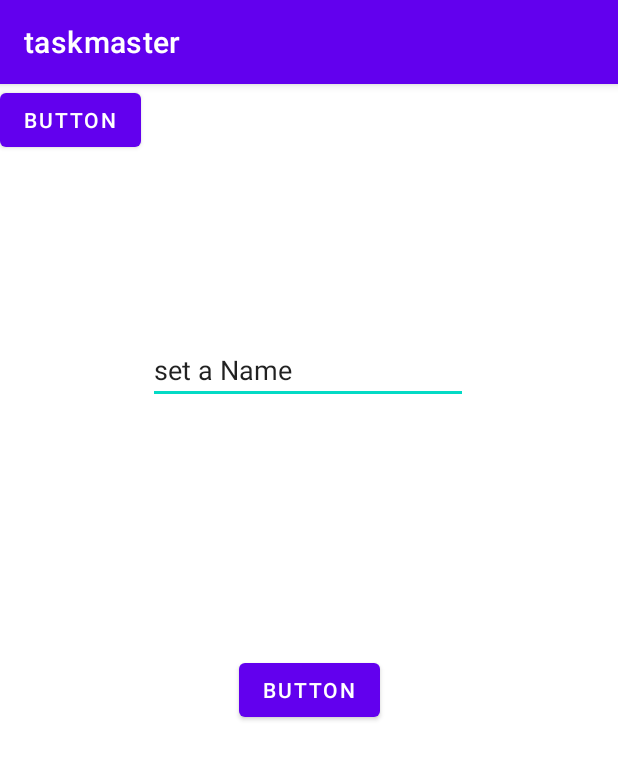
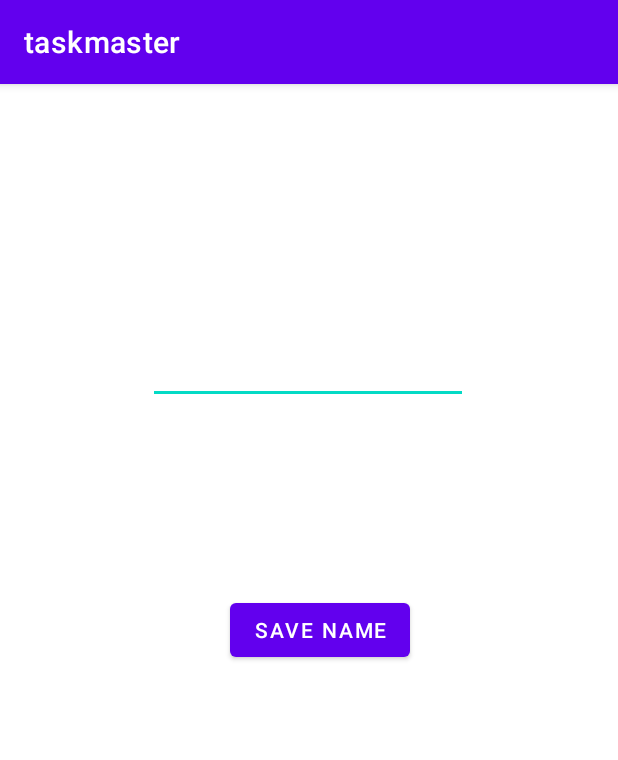
Before and after one commit to abdalrahman-alhmouz/taskmaster, an Android app: the SettingPage screen opened directly, with no data from a screen before it, on a phone screen of 412 x 824 dp. Shown: the top 760 px of the screen. Run offline under Robolectric (Android 15) with nearby library versions, the phone set to English and light mode, and no system bars.

Commit message:
final comit

```diff
--- a/app/src/main/java/com/example/taskmaster/SettingPage.java
+++ b/app/src/main/java/com/example/taskmaster/SettingPage.java
@@ -19,34 +19,19 @@ public class SettingPage extends AppCompatActivity {
     protected void onCreate(Bundle savedInstanceState) {
         super.onCreate(savedInstanceState);
         setContentView(R.layout.activity_setting_page);
+
+
+    }
+    public void displayuser(View view) {
         SharedPreferences sharedPref = PreferenceManager.getDefaultSharedPreferences(this);
         SharedPreferences.Editor preferenceEditor=sharedPref.edit();
+        Intent intent=new Intent(getApplicationContext(),MainActivity.class);
 
-        Button saveButton=findViewById(R.id.button5);
-
-        Context context = getApplicationContext();
-        CharSequence text = "saved";
-        int duration = Toast.LENGTH_SHORT;
-
-        final Toast toast = Toast.makeText(context, text, duration);
-
-        saveButton.setOnClickListener((view)->{
-
-            toast.show();
-            EditText userName=findViewById(R.id.editTextTextPersonName3);
-            String name=userName.getText().toString();
-            preferenceEditor.putString("userName",name) ;
-            preferenceEditor.apply();
-
-
-
-
-            Intent intent=new Intent(SettingPage.this,MainActivity.class);
-            startActivity(intent);
-
-
-        });
-
+        EditText userName = (EditText) findViewById(R.id.editTextTextPersonName3);
+        String name=userName.getText().toString();
+        intent.putExtra("userName", name);
+        preferenceEditor.putString("userName",name) ;
+        preferenceEditor.apply();
+        startActivity(intent);
     }
-
 }
--- a/app/src/main/res/layout/activity_addtask.xml
+++ b/app/src/main/res/layout/activity_addtask.xml
@@ -40,7 +40,6 @@
         app:layout_constraintTop_toTopOf="parent" />
 
     <EditText
-        android:id="@+id/editTextMyTask"
         android:layout_width="wrap_content"
         android:layout_height="wrap_content"
         android:layout_marginTop="8dp"
--- a/app/src/main/res/layout/activity_main.xml
+++ b/app/src/main/res/layout/activity_main.xml
@@ -37,7 +37,7 @@
         android:layout_width="wrap_content"
         android:layout_height="wrap_content"
         android:layout_marginTop="64dp"
-        android:layout_marginEnd="36dp"
+        android:layout_marginEnd="16dp"
         android:text="All Task"
         app:layout_constraintBottom_toBottomOf="parent"
         app:layout_constraintEnd_toEndOf="parent"
--- a/app/src/main/res/layout/activity_setting_page.xml
+++ b/app/src/main/res/layout/activity_setting_page.xml
@@ -13,7 +13,6 @@
         android:layout_marginTop="168dp"
         android:ems="10"
         android:inputType="textPersonName"
-        android:text="set a Name"
         app:layout_constraintEnd_toEndOf="parent"
         app:layout_constraintHorizontal_bias="0.497"
         app:layout_constraintStart_toStartOf="parent"
@@ -23,18 +22,13 @@
         android:id="@+id/button5"
         android:layout_width="wrap_content"
         android:layout_height="wrap_content"
-        android:layout_marginTop="380dp"
-        android:onClick="toast.show()"
-        android:text="Button"
+        android:onClick="displayuser"
+        android:text="Save Name"
+        app:layout_constraintBottom_toBottomOf="parent"
         app:layout_constraintEnd_toEndOf="parent"
+        app:layout_constraintHorizontal_bias="0.526"
         app:layout_constraintStart_toStartOf="parent"
-        app:layout_constraintTop_toTopOf="parent" />
+        app:layout_constraintTop_toTopOf="parent"
+        app:layout_constraintVertical_bias="0.472" />
 
-    <Button
-        android:id="@+id/saveUserName"
-        android:layout_width="wrap_content"
-        android:layout_height="wrap_content"
-        android:text="Button"
-        tools:layout_editor_absoluteX="212dp"
-        tools:layout_editor_absoluteY="509dp" />
 </androidx.constraintlayout.widget.ConstraintLayout>
```
Also changed, not shown: 2 other files.
